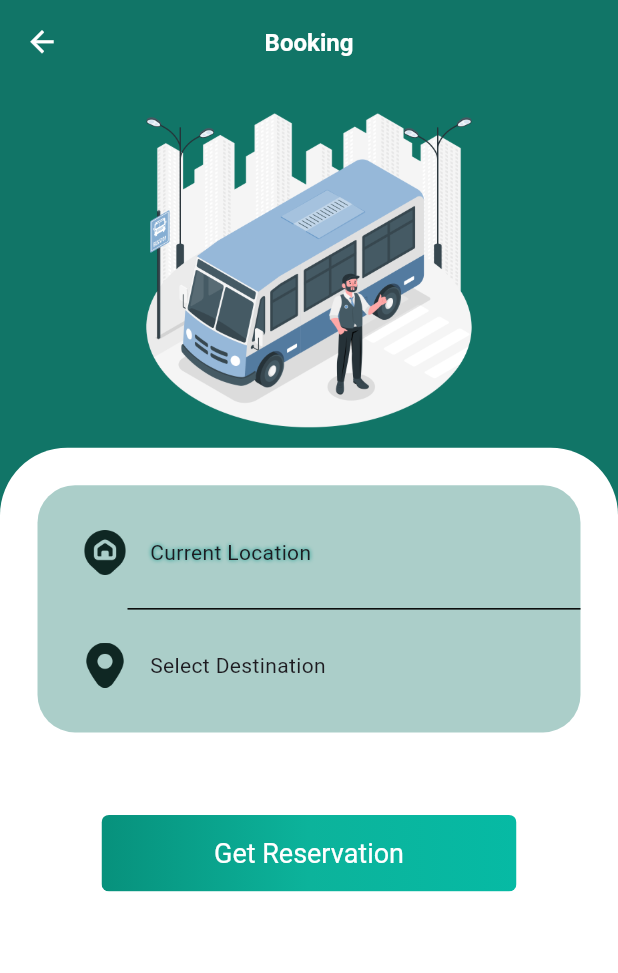
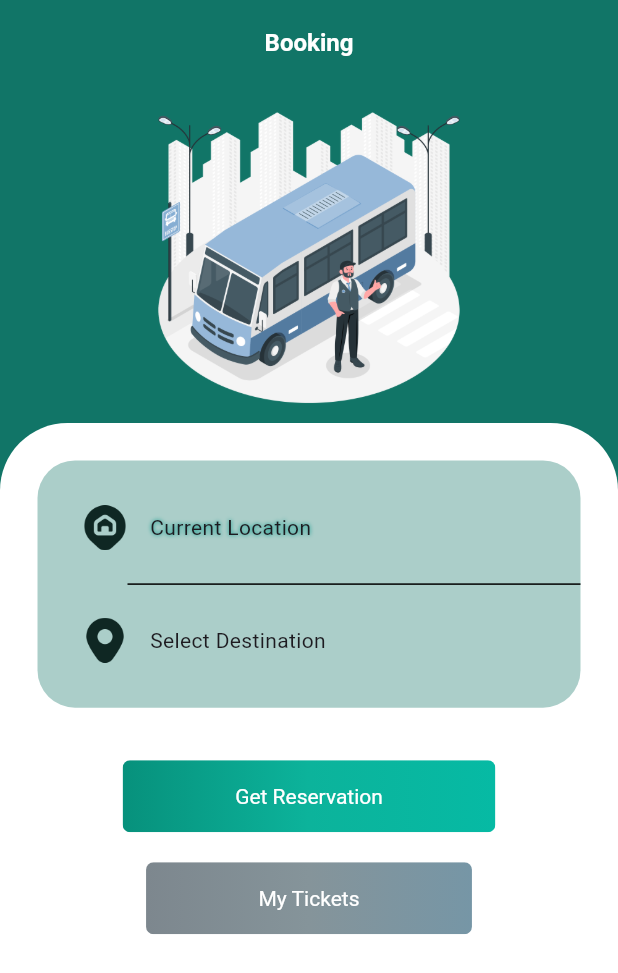
Before and after one commit to MiggyZhark/gptransco, a Flutter app: the BookingsScreen screen opened directly, on a phone screen of 412 x 824 dp. Shown: the top 973 px of the screen. Run offline on Flutter 3.47's test engine with Material 3 defaults, Android fonts, the light colour scheme and no system bars; our stand-ins replace animate_do, animated_bottom_navigation_bar, awesome_snackbar_content, cloud_firestore, firebase_auth, firebase_core and 3 more; accounts and stored records are empty.

Commit message:
fourt commit

```diff
--- a/lib/Screens/Dashboards/Users/Screens/Booking_screen/booking.dart
+++ b/lib/Screens/Dashboards/Users/Screens/Booking_screen/booking.dart
@@ -2,6 +2,7 @@ import 'package:flutter/cupertino.dart';
 import 'package:flutter/material.dart';
 import '../../../../../constants.dart';
 import 'Book_Ticket.dart';
+import 'My_ticket.dart';
 
 class BookingsScreen extends StatefulWidget {
   const BookingsScreen({super.key});
@@ -21,6 +22,8 @@ class _BookingsScreenState extends State<BookingsScreen> {
       context: context,
       builder: (BuildContext context) {
         return AlertDialog(
+          shape:
+              RoundedRectangleBorder(borderRadius: BorderRadius.circular(10)),
           title: Text('Select Current Location'),
           content: Column(
             mainAxisSize: MainAxisSize.min,
@@ -57,6 +60,8 @@ class _BookingsScreenState extends State<BookingsScreen> {
       builder: (BuildContext context) {
         return AlertDialog(
           title: Text('Select Destination'),
+          shape:
+              RoundedRectangleBorder(borderRadius: BorderRadius.circular(10)),
           content: Column(
             mainAxisSize: MainAxisSize.min,
             children: [
@@ -134,7 +139,7 @@ class _BookingsScreenState extends State<BookingsScreen> {
                 ClipRRect(
                   child: Image.asset(
                     'assets/images/Van-driver.png',
-                    height: MediaQuery.sizeOf(context).height * 0.27,
+                    height: MediaQuery.sizeOf(context).height * 0.25,
                   ),
                 ),
               ],
@@ -220,7 +225,7 @@ class _BookingsScreenState extends State<BookingsScreen> {
                     ),
                   ),
                   Padding(
-                    padding: const EdgeInsets.only(top: 30.0),
+                    padding: const EdgeInsets.only(top: 10.0),
                     child: Center(
                       child: ClipRRect(
                         borderRadius: BorderRadius.circular(5),
@@ -244,14 +249,14 @@ class _BookingsScreenState extends State<BookingsScreen> {
                                   const EdgeInsets.symmetric(horizontal: 5.0),
                               child: TextButton(
                                 style: TextButton.styleFrom(
-                                  textStyle: const TextStyle(fontSize: 18),
+                                  textStyle: const TextStyle(fontSize: 14),
                                   padding: const EdgeInsets.symmetric(
                                       vertical: 15, horizontal: 70),
                                 ),
                                 onPressed: () {
                                   if (currentLocation != 'Current Location' &&
-                                      destination != 'Select Destination'){
-                                    if(currentLocation != destination){
+                                      destination != 'Select Destination') {
+                                    if (currentLocation != destination) {
                                       Navigator.push(
                                         context,
                                         MaterialPageRoute(
@@ -261,21 +266,70 @@ class _BookingsScreenState extends State<BookingsScreen> {
                                           ),
                                         ),
                                       );
-                                    }
-                                    else{
-                                      ScaffoldMessenger.of(context).showSnackBar(
-                                        const SnackBar(content: Text('Location & Destination should not be match')),
+                                    } else {
+                                      ScaffoldMessenger.of(context)
+                                          .showSnackBar(
+                                        const SnackBar(
+                                            content: Text(
+                                                'Location & Destination should not be match')),
                                       );
                                     }
-                                  }
-                                  else{
+                                  } else {
                                     ScaffoldMessenger.of(context).showSnackBar(
-                                      const SnackBar(content: Text('Please select a Location & Destination')),
+                                      const SnackBar(
+                                          content: Text(
+                                              'Please select a Location & Destination')),
                                     );
                                   }
                                 },
                                 child: const Text(
                                   'Get Reservation',
+                                  style: TextStyle(color: Colors.white),
+                                ),
+                              ),
+                            )
+                          ],
+                        ),
+                      ),
+                    ),
+                  ),
+                  Padding(
+                    padding: const EdgeInsets.only(top: 20.0),
+                    child: Center(
+                      child: ClipRRect(
+                        borderRadius: BorderRadius.circular(5),
+                        child: Stack(
+                          children: <Widget>[
+                            Positioned.fill(
+                              child: Container(
+                                decoration: const BoxDecoration(
+                                  gradient: LinearGradient(
+                                    colors: <Color>[
+                                      Color(0xFF7D878E),
+                                      Color(0xFF85949A),
+                                      Color(0xFF7696A6)
+                                    ],
+                                  ),
+                                ),
+                              ),
+                            ),
+                            Padding(
+                              padding:
+                                  const EdgeInsets.symmetric(horizontal: 5.0),
+                              child: TextButton(
+                                style: TextButton.styleFrom(
+                                  textStyle: const TextStyle(fontSize: 14),
+                                  padding: const EdgeInsets.symmetric(
+                                      vertical: 15, horizontal: 70),
+                                ),
+                                onPressed: () {
+                                  Navigator.push(
+                                      context,
+                                      MaterialPageRoute(
+                                          builder: (context) => MyTicket()));
+                                },
+                                child: const Text(
+                                  'My Tickets',
                                   style: TextStyle(color: Colors.white),
                                 ),
                               ),
--- a/lib/Screens/Dashboards/Users/Screens/Shipping_screen/packages_screen.dart
+++ b/lib/Screens/Dashboards/Users/Screens/Shipping_screen/packages_screen.dart
@@ -160,7 +160,7 @@ class _PackagesScreenState extends State<PackagesScreen> {
         body: Padding(
           padding: EdgeInsets.all(10),
           child: _userPackages.isEmpty
-              ? const Center(child: Text('No packages found'))
+              ? const Center(child: Text('No packages found',style: TextStyle(fontSize: 14),))
               : ListView.builder(
             itemCount: _userPackages.length,
             itemBuilder: (context, index) {
--- a/lib/Screens/Dashboards/Users/Screens/profile.dart
+++ b/lib/Screens/Dashboards/Users/Screens/profile.dart
@@ -82,7 +82,7 @@ class _ProfileScreenState extends State<ProfileScreen> {
             IconButton(
                 onPressed: () {},
                 icon: const Icon(
-                  Icons.settings,
+                  Icons.edit,
                   size: 20,
                   color: gpIconColor,
                 ))
--- a/lib/constants.dart
+++ b/lib/constants.dart
@@ -17,7 +17,7 @@ const textButtonStyle = TextStyle(fontSize: 14,color: Colors.white,fontWeight: F
 //User Dashboard
 const gpBottomNavigationColor = Color.fromARGB(255, 58, 155, 138);
 const gpIconColor = Color.fromARGB(255, 15, 39, 35);
-const textBoxStyle = TextStyle(color: Colors.white,fontSize: 14);
+const textBoxStyle = TextStyle(color: Colors.white,fontSize: 12);
 const textHeaderStyle = TextStyle(fontSize: 14);
 
 //User Profile
```
Also changed, not shown: lib/Screens/Dashboards/Users/Screens/Booking_screen/Book_Ticket.dart (+61 -42 lines), lib/Screens/Dashboards/Users/Screens/Booking_screen/My_ticket.dart (added, +27 -0 lines), lib/Screens/Dashboards/Users/Screens/home.dart (+3 -10 lines), lib/Services/firebase_database.dart (+13 -4 lines), assets/images/Map.png.
